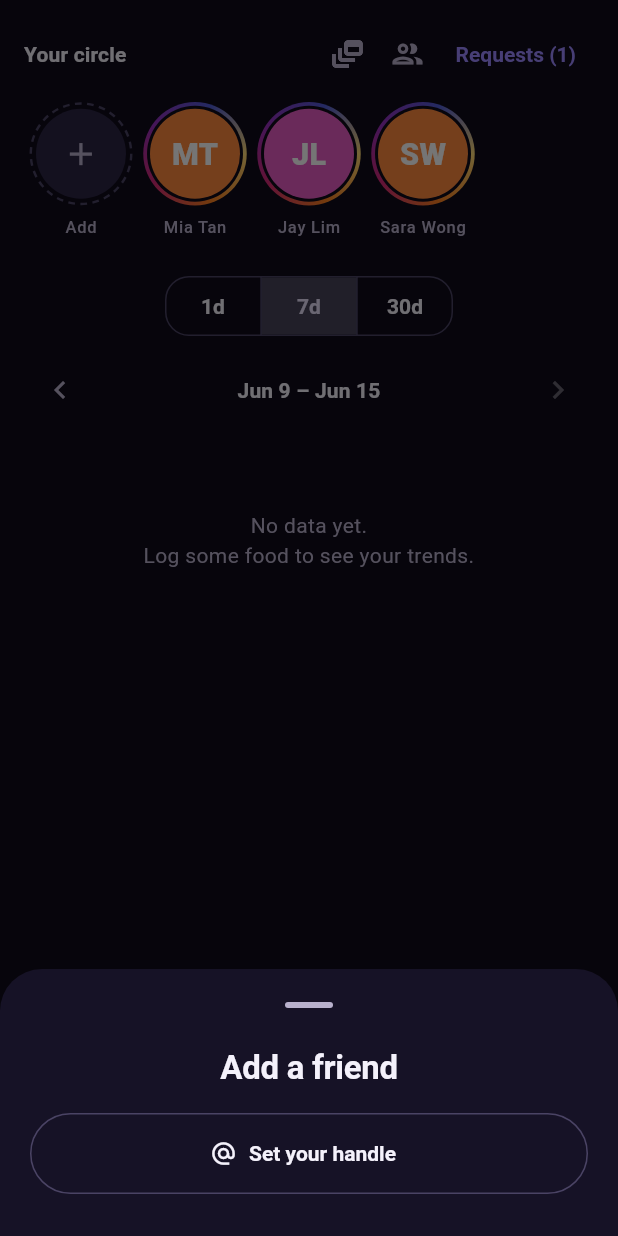
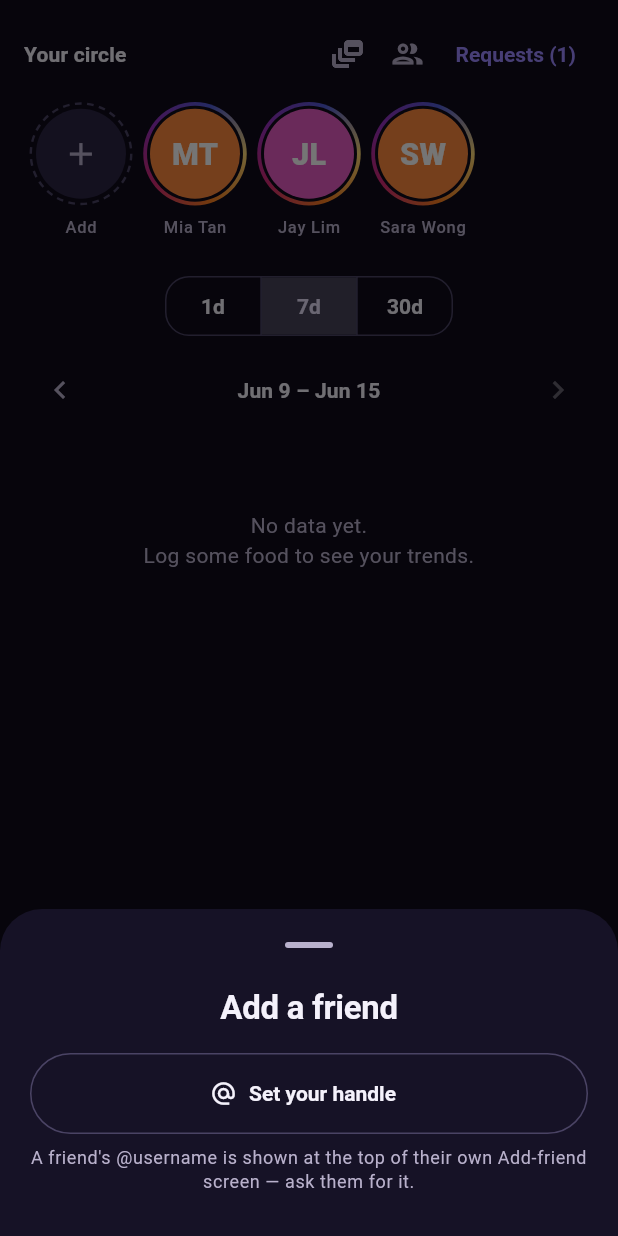
Before and after one commit to PETERDMYAN/food-at-peace, a Flutter app: the HomeShell screen opened directly, item 2 of the bottom bar chosen, after a tap on the "add" icon, on a phone screen of 412 x 824 dp. Run offline on Flutter 3.47's test engine with Material 3 defaults, Android fonts, the phone set to English and light mode, and no system bars; our stand-ins replace app_links, flutter_local_notifications, flutter_riverpod, flutter_secure_storage, flutter_timezone, geolocator and 7 more; missing offline and left inert: health; accounts and stored records are empty; network calls fail; statements that could not run were skipped.

Commit message:
Circle: add 'where to find a friend's handle' hint (invite sheet + add-by-handle dialog)
A friend's @username is shown at the top of their own Add-friend screen — surface
that where you'd act on it: under your own handle in the invite sheet, and above
the field in the add-by-@handle dialog. Localized EN/中文.

Co-Authored-By: Claude Opus 4.8 (1M context) <noreply@anthropic.com>

```diff
--- a/lib/l10n/app_en.arb
+++ b/lib/l10n/app_en.arb
@@ -428,6 +428,7 @@
   "inviteShareLink": "Share invite link",
   "inviteLinkCopied": "Invite link copied",
   "inviteHandleLabel": "Friend's handle",
+  "inviteHandleHelp": "A friend's @username is shown at the top of their own Add-friend screen — ask them for it.",
   "inviteSend": "Send invite",
   "inviteSent": "Invite sent to {handle}",
   "@inviteSent": {
--- a/lib/l10n/app_localizations.dart
+++ b/lib/l10n/app_localizations.dart
@@ -1646,6 +1646,12 @@ abstract class AppLocalizations {
   /// **'Friend\'s handle'**
   String get inviteHandleLabel;
 
+  /// No description provided for @inviteHandleHelp.
+  ///
+  /// In en, this message translates to:
+  /// **'A friend\'s @username is shown at the top of their own Add-friend screen — ask them for it.'**
+  String get inviteHandleHelp;
+
   /// No description provided for @inviteSend.
   ///
   /// In en, this message translates to:
--- a/lib/l10n/app_localizations_en.dart
+++ b/lib/l10n/app_localizations_en.dart
@@ -884,6 +884,10 @@ class AppLocalizationsEn extends AppLocalizations {
   String get inviteHandleLabel => 'Friend\'s handle';
 
   @override
+  String get inviteHandleHelp =>
+      'A friend\'s @username is shown at the top of their own Add-friend screen — ask them for it.';
+
+  @override
   String get inviteSend => 'Send invite';
 
   @override
--- a/lib/l10n/app_localizations_zh.dart
+++ b/lib/l10n/app_localizations_zh.dart
@@ -859,6 +859,9 @@ class AppLocalizationsZh extends AppLocalizations {
   String get inviteHandleLabel => '好友的用户名';
 
   @override
+  String get inviteHandleHelp => '好友的用户名会显示在对方「添加好友」页面的顶部——可向对方索取。';
+
+  @override
   String get inviteSend => '发送邀请';
 
   @override
--- a/lib/l10n/app_zh.arb
+++ b/lib/l10n/app_zh.arb
@@ -272,6 +272,7 @@
   "inviteShareLink": "分享邀请链接",
   "inviteLinkCopied": "邀请链接已复制",
   "inviteHandleLabel": "好友的用户名",
+  "inviteHandleHelp": "好友的用户名会显示在对方「添加好友」页面的顶部——可向对方索取。",
   "inviteSend": "发送邀请",
   "inviteSent": "已向 {handle} 发送邀请",
   "yourHandle": "我的用户名",
--- a/lib/src/features/circle/circle_strip.dart
+++ b/lib/src/features/circle/circle_strip.dart
@@ -167,6 +167,15 @@ class _InviteSheet extends ConsumerWidget {
             MyHandleCard(
               handle: myHandle,
               onEdit: () => editCircleHandle(context, ref),
+            ),
+            const SizedBox(height: 8),
+            // Where to find a friend's handle — it's in this same spot on theirs.
+            Text(
+              t.inviteHandleHelp,
+              textAlign: TextAlign.center,
+              style: Theme.of(context).textTheme.bodySmall?.copyWith(
+                color: Theme.of(context).colorScheme.onSurfaceVariant,
+              ),
             ),
             // Share a universal invite link / QR — one tap connects you both.
             if (myHandle != null) ...[
```
Also changed, not shown: lib/src/features/circle/manage_friends_screen.dart (+21 -5 lines).
